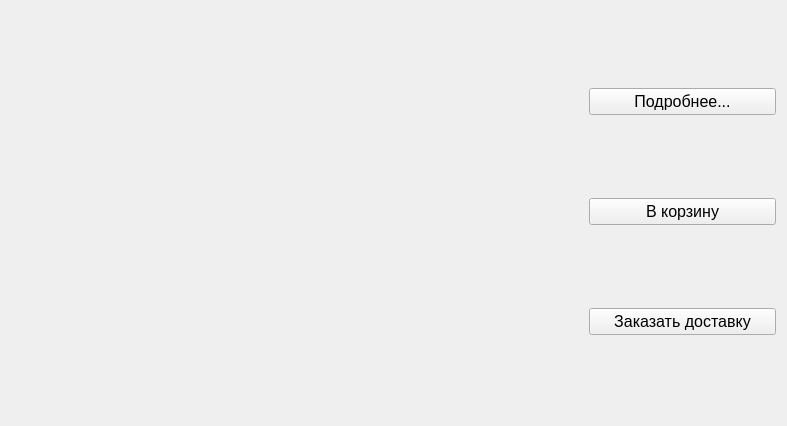
Above: BD_course/bookcardwidget.ui from Supremepatty03/bookshop before the change. Below: the same form after it.
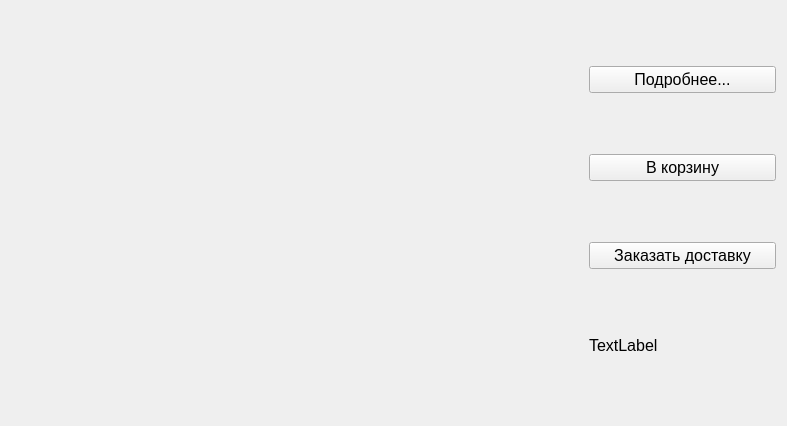
That is the form after the change.

The edit to the form file:
```diff
--- a/BD_course/bookcardwidget.ui
+++ b/BD_course/bookcardwidget.ui
@@ -80,6 +80,25 @@
        </property>
       </widget>
      </item>
+     <item>
+      <widget class="QLabel" name="orderDateLabel">
+       <property name="sizePolicy">
+        <sizepolicy hsizetype="Minimum" vsizetype="Minimum">
+         <horstretch>0</horstretch>
+         <verstretch>0</verstretch>
+        </sizepolicy>
+       </property>
+       <property name="maximumSize">
+        <size>
+         <width>16777215</width>
+         <height>30</height>
+        </size>
+       </property>
+       <property name="text">
+        <string>TextLabel</string>
+       </property>
+      </widget>
+     </item>
     </layout>
    </item>
   </layout>
```
